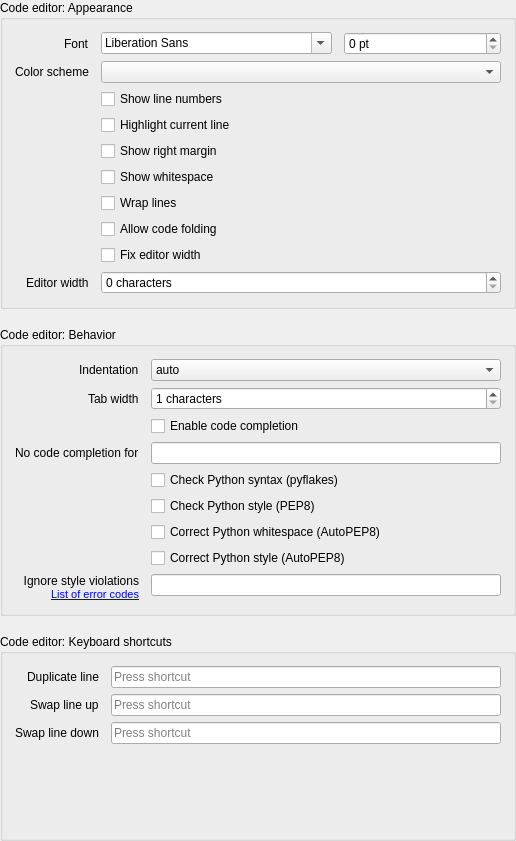
Before: the Qt Designer form opensesame_extensions/pyqode_manager/preferences.ui in open-cogsci/OpenSesame, drawn with Qt 5.
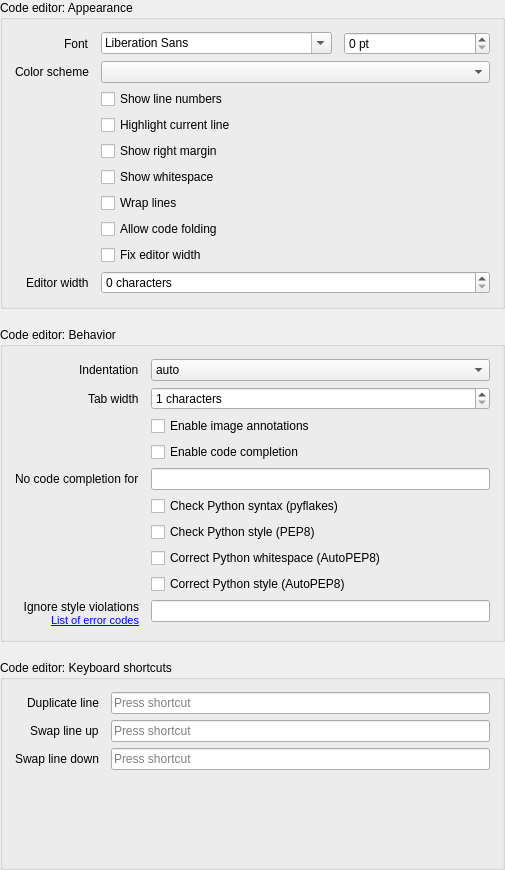
After: the same form once the commit is applied.

Commit message: Add support for image annotations

The edit to the form file:
```diff
--- a/opensesame_extensions/pyqode_manager/preferences.ui
+++ b/opensesame_extensions/pyqode_manager/preferences.ui
@@ -6,8 +6,8 @@
    <rect>
     <x>0</x>
     <y>0</y>
-    <width>516</width>
-    <height>841</height>
+    <width>505</width>
+    <height>870</height>
    </rect>
   </property>
   <property name="windowTitle">
@@ -237,38 +237,38 @@
         </property>
        </widget>
       </item>
-      <item row="2" column="1">
+      <item row="3" column="1">
        <widget class="QCheckBox" name="cfg_pyqode_code_completion">
         <property name="text">
          <string>Enable code completion</string>
         </property>
        </widget>
       </item>
-      <item row="3" column="0">
+      <item row="4" column="0">
        <widget class="QLabel" name="label_pyqode_code_completion_excluded_mimetypes">
         <property name="text">
          <string>No code completion for</string>
         </property>
        </widget>
       </item>
-      <item row="3" column="1">
+      <item row="4" column="1">
        <widget class="QLineEdit" name="cfg_pyqode_code_completion_excluded_mimetypes"/>
       </item>
-      <item row="4" column="1">
+      <item row="5" column="1">
        <widget class="QCheckBox" name="cfg_pyqode_pyflakes_validation">
         <property name="text">
          <string>Check Python syntax (pyflakes)</string>
         </property>
        </widget>
       </item>
-      <item row="5" column="1">
+      <item row="6" column="1">
        <widget class="QCheckBox" name="cfg_pyqode_pep8_validation">
         <property name="text">
          <string>Check Python style (PEP8)</string>
         </property>
        </widget>
       </item>
-      <item row="8" column="0">
+      <item row="9" column="0">
        <widget class="QLabel" name="label_pep8_ignore">
         <property name="text">
          <string>Ignore style violations&lt;br /&gt;&lt;a href=&quot;https://pycodestyle.pycqa.org/en/latest/intro.html#error-codes&quot;&gt;&lt;span style=&quot; font-size:8pt;&quot;&gt;List of error codes&lt;/span&gt;&lt;/a&gt;</string>
@@ -281,23 +281,30 @@
         </property>
        </widget>
       </item>
-      <item row="8" column="1">
+      <item row="9" column="1">
        <widget class="QLineEdit" name="cfg_pyqode_pep8_ignore"/>
       </item>
-      <item row="6" column="1">
+      <item row="7" column="1">
        <widget class="QCheckBox" name="cfg_pyqode_autopep8">
         <property name="text">
          <string>Correct Python whitespace (AutoPEP8)</string>
         </property>
        </widget>
       </item>
-      <item row="7" column="1">
+      <item row="8" column="1">
        <widget class="QCheckBox" name="cfg_pyqode_autopep8_aggressive">
         <property name="text">
          <string>Correct Python style (AutoPEP8)</string>
         </property>
        </widget>
       </item>
+      <item row="2" column="1">
+       <widget class="QCheckBox" name="cfg_image_annotations">
+        <property name="text">
+         <string>Enable image annotations</string>
+        </property>
+       </widget>
+      </item>
      </layout>
     </widget>
    </item>
```
The commit also changes 3 other files.
